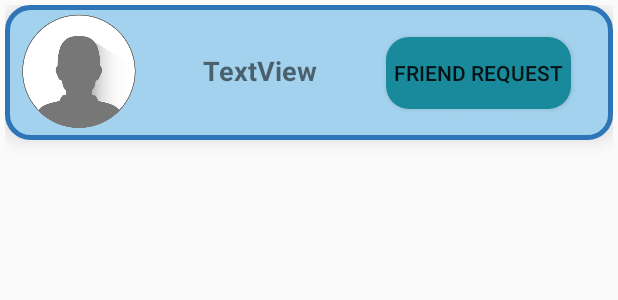
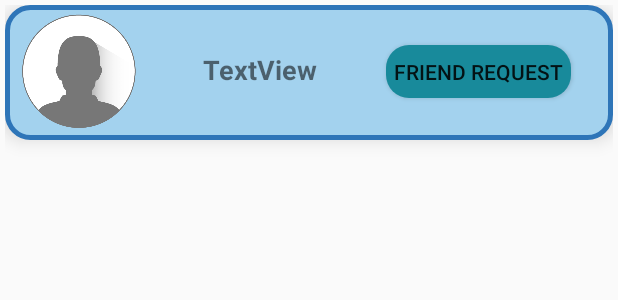
Before and after one commit to KrystianWojakiewicz/Connected, an Android app: the layout find_friends_list_layout.xml on its own in the app's theme, with its tools: preview values and no code run, on a phone screen of 412 x 824 dp. Shown: the top 300 px of the screen. Run offline under Robolectric (Android 15) with nearby library versions, the phone set to English and light mode, and no system bars; plain views replace SquareImageView.

Commit message:
checkpoint commit.

```diff
--- a/app/src/main/res/layout/friends_list_layout_old.xml
+++ b/app/src/main/res/layout/find_friends_list_layout.xml
@@ -40,7 +40,7 @@
             android:layout_width="89dp"
             android:layout_height="29dp"
             android:layout_marginStart="35dp"
-            android:layout_marginTop="20dp"
+            android:layout_marginTop="25dp"
             android:gravity="center"
             android:text="TextView"
             android:textSize="18sp"
@@ -52,10 +52,10 @@
                 android:paddingLeft="5dp"
                 android:paddingRight="5dp"
                 android:layout_width="wrap_content"
-                android:layout_height="wrap_content"
+                android:layout_height="35dp"
                 android:background="@drawable/app_buttons_drawable"
                 android:layout_marginStart="40dp"
-                android:layout_marginTop="20dp"
+                android:layout_marginTop="25dp"
                 android:elevation="15in"
                 android:gravity="center" />
 
```
Also changed, not shown: app/src/main/java/com/example/connected/FindUsersAdapter.java (added, +52 -0 lines), app/src/main/java/com/example/connected/activities/FindUsersActivity.java (+8 -2 lines), app/src/main/java/com/example/connected/tabs/GroupsListAdapter.java (+1 -6 lines).
